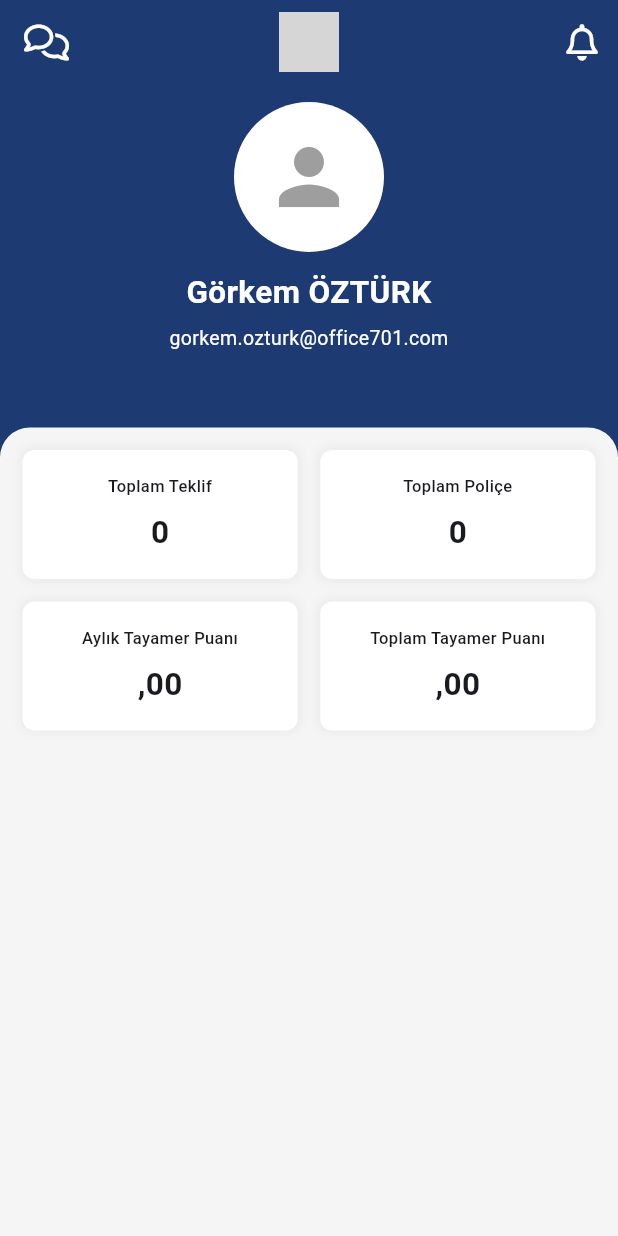
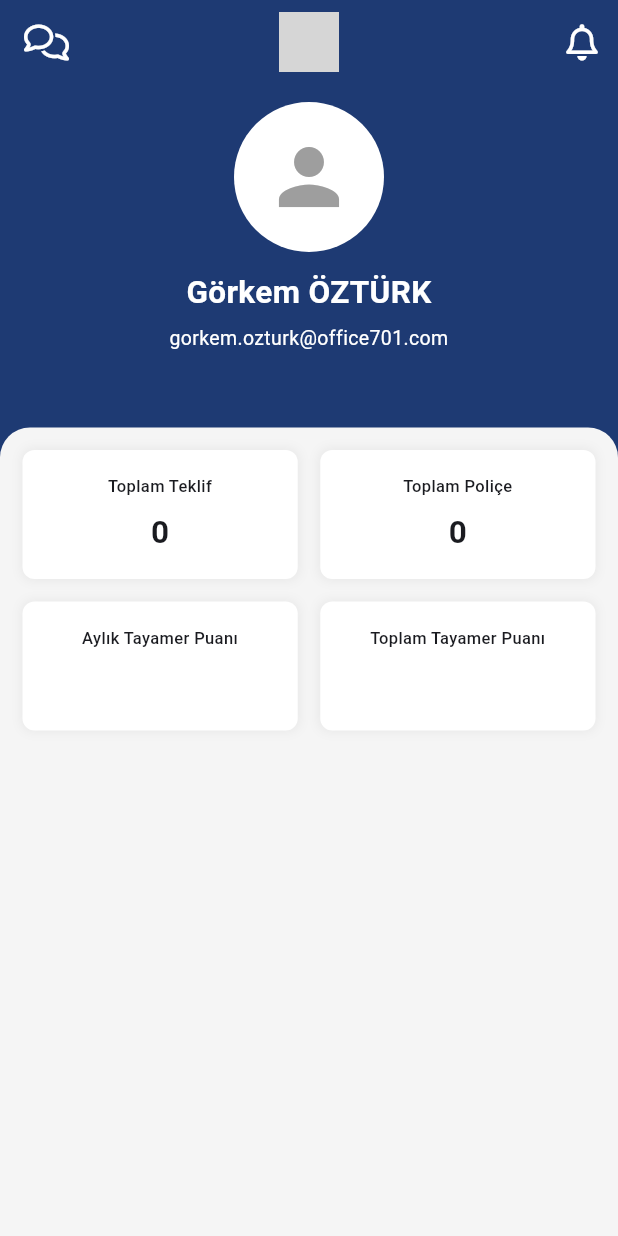
Before and after one commit to gorkemoa/tayamer, a Flutter app: the DashboardView screen opened directly, on a phone screen of 412 x 824 dp. Run offline on Flutter 3.47's test engine with Material 3 defaults, Android fonts, the phone set to English and light mode, and no system bars; our stand-ins replace confetti, device_info_plus, firebase_core, firebase_messaging, flutter_local_notifications, font_awesome_flutter and 6 more; missing offline and left inert: credit_card_scanner, flutter_pdfview, google_ml_kit, mobile_scanner, version; accounts and stored records are empty; network calls fail; grey boxes are pictures that could not be loaded.

Commit message:
Dashboard görünümünde para formatı kaldırıldı ve veriler doğrudan gösterilmeye başlandı. Ayrıca, metin bileşeninin görünümü iyileştirildi ve gereksiz yorumlar temizlendi.

```diff
--- a/lib/views/dashboard_view.dart
+++ b/lib/views/dashboard_view.dart
@@ -62,9 +62,9 @@ class _DashboardViewState extends State<DashboardView> {
     final totalOffer = statistics?.totalOffer.toString();
     final totalPolicy = statistics?.totalPolicy.toString();
 
-    // Para formatında gösterim için
-    final monthlyAmount = _formatAmount(statistics?.monthlyAmount ?? '');
-    final totalAmount = _formatAmount(statistics?.totalAmount ?? '');
+    // Para formatı kaldırıldı - verileri olduğu gibi gösterme
+    final monthlyAmount = statistics?.monthlyAmount ?? '';
+    final totalAmount = statistics?.totalAmount ?? '';
 
     return Scaffold(
       backgroundColor: Theme.of(context).primaryColor,
@@ -257,41 +257,23 @@ class _DashboardViewState extends State<DashboardView> {
             textAlign: TextAlign.center,
           ),
           const SizedBox(height: 8),
-          Text(
-            value,
-            style: const TextStyle(
-              fontSize: 21,
-              fontWeight: FontWeight.bold,
+          Padding(
+            padding: const EdgeInsets.symmetric(horizontal: 8),
+            child: FittedBox(
+              fit: BoxFit.scaleDown,
+              child: Text(
+                value,
+                style: const TextStyle(
+                  fontSize: 21,
+                  fontWeight: FontWeight.bold,
+                ),
+                textAlign: TextAlign.center,
+                overflow: TextOverflow.visible,
+              ),
             ),
-            textAlign: TextAlign.center,
           ),
         ],
       ),
     );
   }
-
-  String _formatAmount(String amount) {
-    // "9000.00" formatını "9.000,00" formatına dönüştürmek için
-    try {
-      // Önce noktadan ayırıp virgüle çevirelim
-      var parts = amount.split('.');
-      String integer = parts[0];
-      String fraction = parts.length > 1 ? parts[1] : '00';
-
-      // Binlik ayracı için
-      String formattedInteger = '';
-      int counter = 0;
-      for (int i = integer.length - 1; i >= 0; i--) {
-        counter++;
-        formattedInteger = integer[i] + formattedInteger;
-        if (counter % 3 == 0 && i > 0) {
-          formattedInteger = '.' + formattedInteger;
-        }
-      }
-
-      return '$formattedInteger,$fraction';
-    } catch (e) {
-      return amount;
-    }
-  }
 }
```
